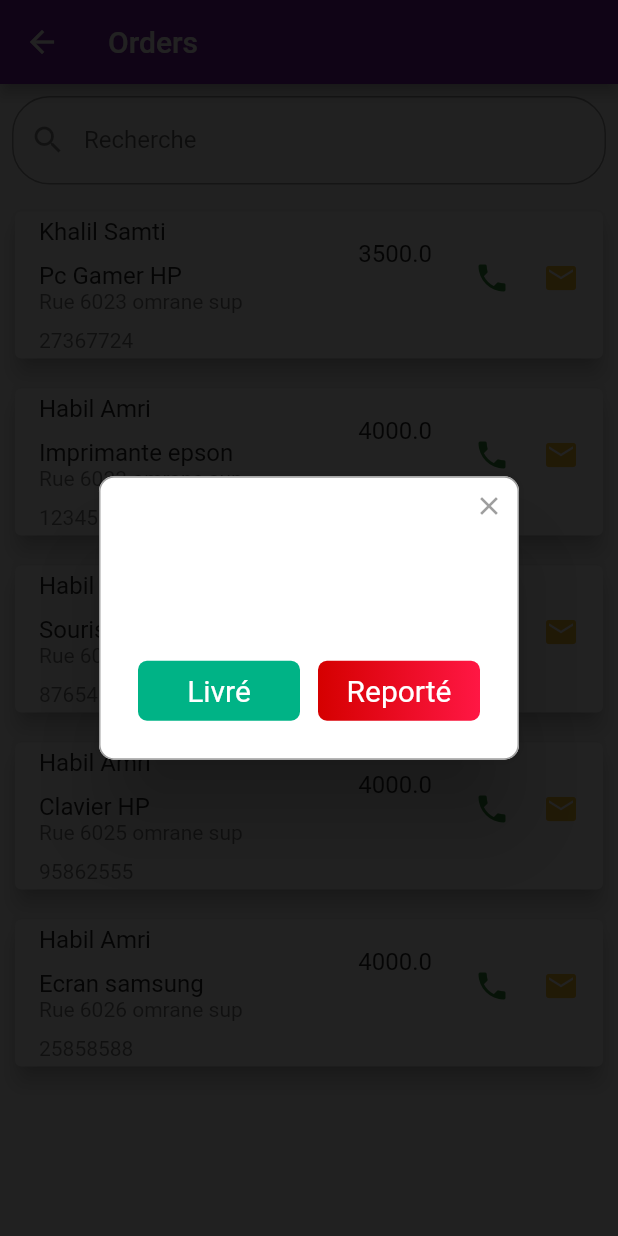
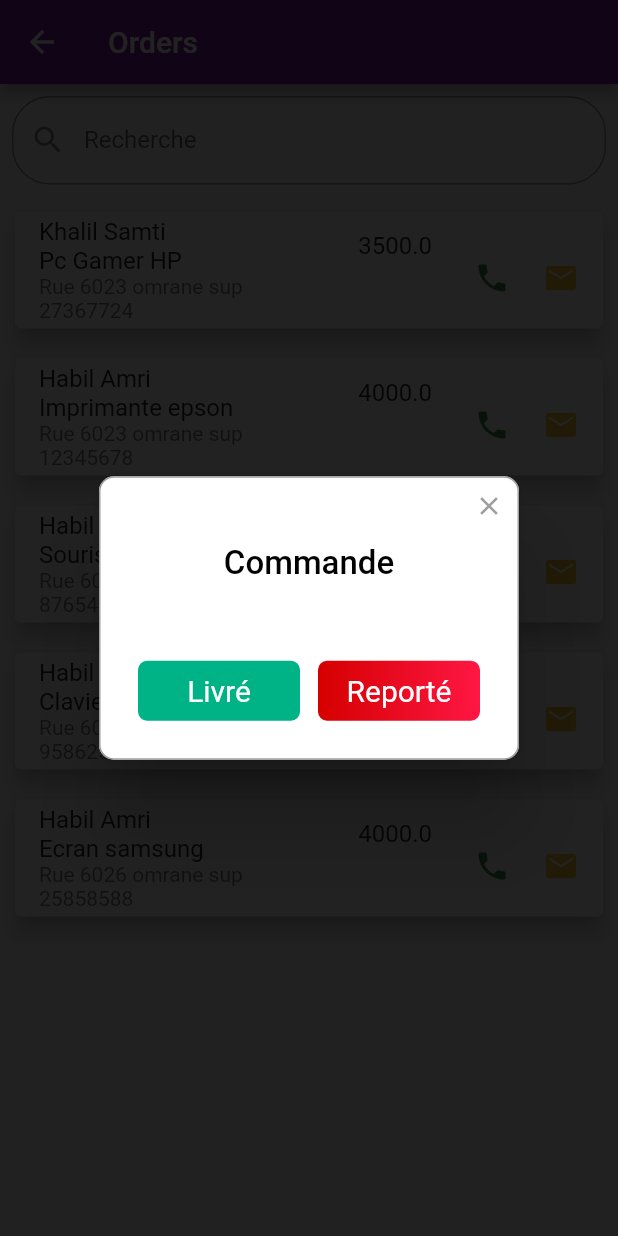
Before and after one commit to khalilsam/delevery_app, a Flutter app: the OrderList screen opened directly, after a tap on the "phone" icon, on a phone screen of 412 x 824 dp. Run offline on Flutter 3.47's test engine with Material 2 defaults, Android fonts, the phone set to English and light mode, and no system bars; drawn by our look-alikes of rflutter_alert; our stand-ins replace email_validator, percent_indicator; missing offline and left inert: flutter_phone_direct_caller, flutter_phone_state.

Commit message:
add  pop ups

```diff
--- a/lib/home.dart
+++ b/lib/home.dart
@@ -25,7 +25,7 @@ class HomePage extends StatelessWidget {
               crossAxisSpacing: 5,
               mainAxisSpacing: 5,
               maxCrossAxisExtent: width / 2,
-              childAspectRatio: (1 / .5),
+              childAspectRatio: (1 / .6),
               shrinkWrap: true,
               children: <Widget>[
                 GestureDetector(
--- a/lib/main.dart
+++ b/lib/main.dart
@@ -42,6 +42,10 @@ class _MyLoginPageState extends State<MyLoginPage> {
             mainAxisAlignment: MainAxisAlignment.center,
             crossAxisAlignment: CrossAxisAlignment.center,
             children: [
+              Container(
+                  padding: const EdgeInsets.fromLTRB(50, 10, 50, 10),
+                  child: Image.asset('assets/images/logo.png')
+              ),
               Container(
                 padding: const EdgeInsets.fromLTRB(50, 10, 50, 10),
                 child: TextFormField(
--- a/lib/orderList.dart
+++ b/lib/orderList.dart
@@ -1,7 +1,9 @@
 import 'package:delevery_app/model/order.dart';
 import 'package:flutter/cupertino.dart';
 import 'package:flutter/material.dart';
+import 'package:flutter/scheduler.dart';
 import 'package:flutter_phone_direct_caller/flutter_phone_direct_caller.dart';
+import 'package:flutter_phone_state/flutter_phone_state.dart';
 import 'package:rflutter_alert/rflutter_alert.dart';
 
 class OrderList extends StatefulWidget {
@@ -25,10 +27,37 @@ List<Order> allOrders = [
 
 class OrderListState extends State<OrderList> {
   TextEditingController editingController = TextEditingController();
-
+  var  _reasons = [
+    "Client injoinable",
+    "Réporté à la demande",
+    "Adresse eronnée",
+    "numéro eronnée",
+    "non contacté",
+  ];
+  var _currentReason;
   // This list holds the data for the list view
   List<Order> orders = allOrders;
   List<Order> suggestions = [];
+   List<DropdownMenuItem<String>> _dropDownMenuItems =[];
+
+
+  @override
+  void initState() {
+    _dropDownMenuItems = getDropDownMenuItems();
+    _currentReason = _dropDownMenuItems[0].value;
+    super.initState();
+  }
+
+  // here we are creating the list needed for the DropDownButton
+  List<DropdownMenuItem<String>> getDropDownMenuItems() {
+    List<DropdownMenuItem<String>> items = [];
+    for (String reason in _reasons) {
+      // here we are creating the drop down menu items, you can customize the item right here
+      // but I'll just use a simple text for this
+      items.add( DropdownMenuItem(value: reason, child: Text(reason)));
+    }
+    return items;
+  }
 
   @override
   Widget build(BuildContext context) {
@@ -75,7 +104,6 @@ class OrderListState extends State<OrderList> {
                                           Text(orders[index].client.toString()),
                                     ),
                                   ),
-                                  SizedBox(height: 10),
                                   Align(
                                     alignment: Alignment.centerLeft,
                                     child: Container(
@@ -85,7 +113,6 @@ class OrderListState extends State<OrderList> {
                                   )
                                 ],
                               ),
-                              SizedBox(height: 10),
                               Column(
                                 children: [
                                   Text(orders[index].price.toString()),
@@ -100,51 +127,23 @@ class OrderListState extends State<OrderList> {
                                 crossAxisAlignment: CrossAxisAlignment.start,
                                 children: [
                                   Text(orders[index].adresse.toString()),
-                                  SizedBox(height: 10),
                                   Text(orders[index].phoneNumber.toString())
                                 ],
                               )
                             ],
                           ),
-                          trailing:
-                              Row(mainAxisSize: MainAxisSize.min, children: <
-                                  Widget>[
+                          trailing: Row(
+                              mainAxisSize: MainAxisSize.min,
+                              children: <Widget>[
                                 Center(
                                   child: IconButton(
                                     onPressed: () {
-                                  _callNumber(
-                                      orders[index].phoneNumber.toString());
-                                  Alert(
-                                    context: context,
-                                    type: AlertType.none,
-                                    title: "",
-                                    desc: "",
-                                    buttons: [
-                                      DialogButton(
-                                        child: Text(
-                                          "Livré",
-                                          style: TextStyle(
-                                              color: Colors.white,
-                                              fontSize: 20),
-                                        ),
-                                        onPressed: () => Navigator.pop(context),
-                                        color: Color.fromRGBO(0, 179, 134, 1.0),
-                                      ),
-                                      DialogButton(
-                                        child: Text(
-                                          "Reporté",
-                                          style: TextStyle(
-                                              color: Colors.white,
-                                              fontSize: 20),
-                                        ),
-                                        onPressed: () => Navigator.pop(context),
-                                        gradient: LinearGradient(colors: [
-                                          Colors.redAccent.shade700,
-                                          Colors.redAccent.shade400,
-                                        ]),
-                                      )
-                                    ],
-                                  ).show();
+                                      final phoneCall =
+                                          FlutterPhoneState.startPhoneCall(
+                                              orders[index]
+                                                  .phoneNumber
+                                                  .toString());
+                                      waitForCompletion(phoneCall);
                                     },
                                     icon: Icon(
                                       Icons.phone,
@@ -191,4 +190,115 @@ class OrderListState extends State<OrderList> {
     String number = phoneNumber;
     await FlutterPhoneDirectCaller.callNumber(number);
   }
+
+  void orderDelivredPopUP() {
+    Navigator.pop(context);
+    Alert(
+      context: context,
+      type: AlertType.none,
+      title: "Livré",
+      desc: "",
+      buttons: [
+        DialogButton(
+          child: Text(
+            "Confirmer",
+            style: TextStyle(color: Colors.white, fontSize: 20),
+          ),
+          onPressed: () => Navigator.pop(context),
+          color: Colors.lightGreenAccent.shade700,
+        ),
+        DialogButton(
+          child: Text(
+            "Fermer",
+            style: TextStyle(color: Colors.white, fontSize: 20),
+          ),
+          onPressed: () => Navigator.pop(context),
+          gradient: LinearGradient(colors: [
+            Colors.redAccent.shade700,
+            Colors.redAccent.shade400,
+          ]),
+        )
+      ],
+    ).show();
   }
+
+  // Alert Dialog function
+  Future<void> _showAlertDialog(context) async {
+    // flutter defined function
+    return showDialog<void>(
+      context: context,
+      useRootNavigator: false,
+      builder: (BuildContext context) {
+        return AlertDialog(
+          content: Container(
+              margin: EdgeInsets.fromLTRB(10, 10, 10, 10),
+              child: Column(
+                mainAxisSize: MainAxisSize.min,
+                children: <Widget>[
+                  Text(
+                    "Réporté",
+                    style: TextStyle(
+                        color: Colors.redAccent.shade700,
+                        fontWeight: FontWeight.bold,
+                        fontSize: 22),
+                  ),
+                  DropdownButtonFormField(
+                    value: _currentReason,
+                    items: _dropDownMenuItems,
+                    onChanged:(value){ changedDropDownItem(value);},
+                    onSaved:(value){ changedDropDownItem(value);},
+                  ),
+                ],
+              )),
+        );
+      },
+    );
+  }
+
+  changedDropDownItem(Object? selectedReason) {
+    print("Selected reason $selectedReason, we are going to refresh the UI");
+      setState(() {
+        _currentReason = selectedReason;
+        print("_currentReason $_currentReason, we are going to refresh the UI2");
+
+      });
+
+
+  }
+
+  waitForCompletion(PhoneCall phoneCall) async {
+    await phoneCall.done;
+    print("Call is completed");
+
+    Alert(
+      context: context,
+      type: AlertType.none,
+      title: "Commande",
+      desc: "",
+      buttons: [
+        DialogButton(
+          child: Text(
+            "Livré",
+            style: TextStyle(color: Colors.white, fontSize: 20),
+          ),
+          onPressed: () => orderDelivredPopUP(),
+          color: Color.fromRGBO(0, 179, 134, 1.0),
+        ),
+        DialogButton(
+          child: Text(
+            "Reporté",
+            style: TextStyle(color: Colors.white, fontSize: 20),
+          ),
+          onPressed: () => WidgetsBinding.instance.addPostFrameCallback((_) {
+            Navigator.pop(context);
+            _showAlertDialog(context);
+          }),
+          gradient: LinearGradient(colors: [
+            Colors.redAccent.shade700,
+            Colors.redAccent.shade400,
+          ]),
+        )
+      ],
+    ).show();
+  }
+}
--- a/pubspec.yaml
+++ b/pubspec.yaml
@@ -36,6 +36,8 @@ dependencies:
   searchable_listview: 2.2.2
   flutter_phone_direct_caller: ^2.1.1
   rflutter_alert: ^2.0.4
+  flutter_phone_state: ^0.5.8
+
 
 
 
```
Also changed, not shown: lib/Dialog/ConfirmDialog.dart (added, +68 -0 lines), lib/Dialog/ReportOrderDialog.dart (added, +93 -0 lines), assets/images/caisse.png, assets/images/logo.png (added), pubspec.lock, 1 other file. Lines whose indentation alone changed are shown as unchanged.
